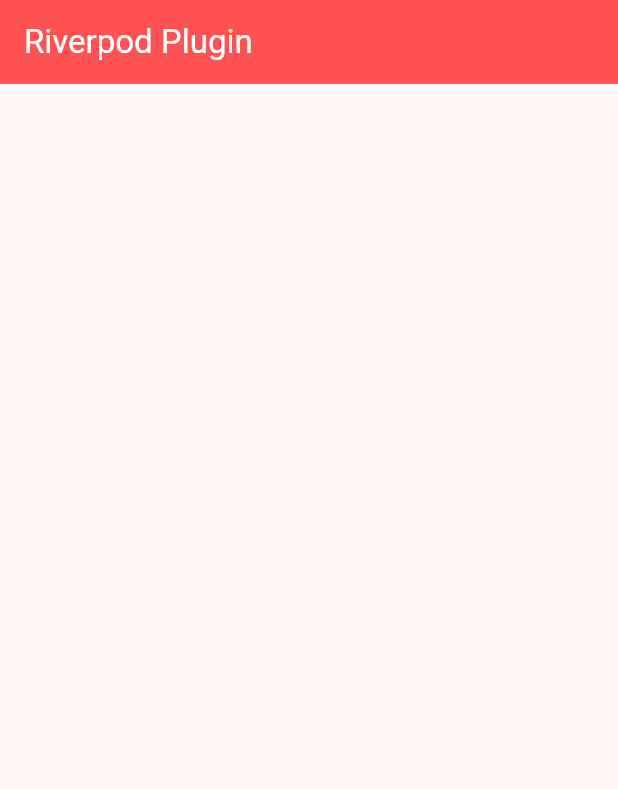
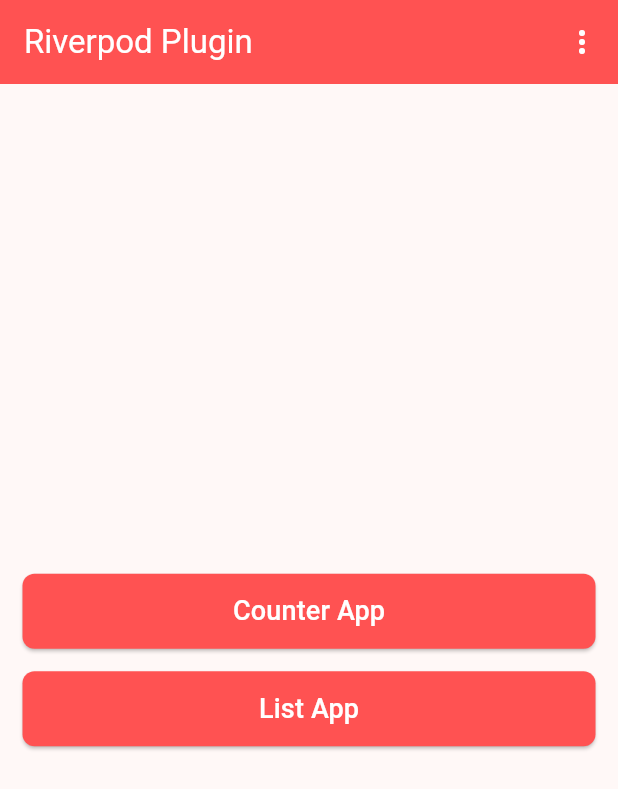
Before and after one commit to hassankhalid2239/riverpod_plugin, a Flutter app: the screen it shows after launch, on a phone screen of 412 x 824 dp. Shown: the top 789 px of the screen. Run offline on Flutter 3.47's test engine with Material 3 defaults, Android fonts, the phone set to English and light mode, and no system bars; our stand-ins replace flutter_riverpod, riverpod_annotation; generated files the repository leaves out were written again.

Commit message:
add ui screens

```diff
--- /dev/null
+++ b/lib/Providers/counter_provider.dart
@@ -0,0 +1,14 @@
+import 'package:riverpod_annotation/riverpod_annotation.dart';
+
+part 'counter_provider.g.dart';
+@riverpod
+
+class Counter extends _$Counter{
+  @override
+
+  int build()=>0;
+
+  void increment()=>state++;
+}
+
+// dart run build_runner watch --delete-conflicting-outputs
--- a/lib/home_screen.dart
+++ b/lib/home_screen.dart
@@ -1,15 +1,134 @@
 import 'package:flutter/material.dart';
+
+import 'counter_screen.dart';
+import 'favorite_screen.dart';
 
 class HomeScreen extends StatelessWidget {
   const HomeScreen({super.key});
 
   @override
   Widget build(BuildContext context) {
-    return  Scaffold(
+    return Scaffold(
       appBar: AppBar(
+        foregroundColor: Colors.white,
         backgroundColor: Colors.redAccent,
-        foregroundColor: Colors.white,
-        title: const Text('Riverpod Plugin'),
+        title: const Text(
+          'Riverpod Plugin',
+          style: TextStyle(color: Colors.white),
+        ),
+        actions: [
+          PopupMenuButton(
+            padding: EdgeInsets.zero,
+            tooltip: 'Light Theme',
+            shape:
+                RoundedRectangleBorder(borderRadius: BorderRadius.circular(12)),
+            position: PopupMenuPosition.under,
+            color: Colors.white,
+            icon: const Icon(
+              Icons.more_vert_rounded,
+              color: Colors.white,
+            ),
+            itemBuilder: (context) => [
+              PopupMenuItem(
+                value: ThemeMode.light,
+                child: Text(
+                  'Light Theme',
+                  style: TextStyle(
+                    color: true
+                        ? Colors.redAccent
+                        : Colors.black,
+                  ),
+                ),
+              ),
+              PopupMenuItem(
+                value: ThemeMode.dark,
+                child: Text(
+                  'Dark Theme',
+                  style: TextStyle(
+                    color: false
+                        ? Colors.redAccent
+                        : Colors.black,
+                  ),
+                ),
+              ),
+              PopupMenuItem(
+                value: ThemeMode.system,
+                child: Text(
+                  'System',
+                  style: TextStyle(
+                    color: false
+                        ? Colors.redAccent
+                        : Colors.black,
+                  ),
+                ),
+              ),
+            ],
+            onSelected: (value) {
+              // themeProvider.setTheme(value);
+            },
+          )
+        ],
+      ),
+      body: Center(
+        child: Padding(
+          padding: const EdgeInsets.symmetric(horizontal: 15),
+          child: Column(
+            mainAxisAlignment: MainAxisAlignment.center,
+            children: [
+              SizedBox(
+                width: double.infinity,
+                height: 50,
+                child: ElevatedButton(
+                  style: ButtonStyle(
+                      backgroundColor:
+                          const WidgetStatePropertyAll(Colors.redAccent),
+                      shape: WidgetStatePropertyAll(RoundedRectangleBorder(
+                          borderRadius: BorderRadius.circular(8)))),
+                  onPressed: () {
+                    Navigator.push(
+                        context,
+                        MaterialPageRoute(
+                            builder: (context) => const CounterScreen()));
+                  },
+                  child: const Text(
+                    'Counter App',
+                    style: TextStyle(
+                        color: Colors.white,
+                        fontWeight: FontWeight.w500,
+                        fontSize: 18),
+                  ),
+                ),
+              ),
+              const SizedBox(
+                height: 15,
+              ),
+              SizedBox(
+                width: double.infinity,
+                height: 50,
+                child: ElevatedButton(
+                  style: ButtonStyle(
+                      backgroundColor:
+                          const WidgetStatePropertyAll(Colors.redAccent),
+                      shape: WidgetStatePropertyAll(RoundedRectangleBorder(
+                          borderRadius: BorderRadius.circular(8)))),
+                  onPressed: () {
+                    Navigator.push(
+                        context,
+                        MaterialPageRoute(
+                            builder: (context) => const FavoriteScreen()));
+                  },
+                  child: const Text(
+                    'List App',
+                    style: TextStyle(
+                        color: Colors.white,
+                        fontWeight: FontWeight.w500,
+                        fontSize: 18),
+                  ),
+                ),
+              ),
+            ],
+          ),
+        ),
       ),
     );
   }
--- a/lib/main.dart
+++ b/lib/main.dart
@@ -1,9 +1,10 @@
 import 'package:flutter/material.dart';
+import 'package:flutter_riverpod/flutter_riverpod.dart';
 
 import 'home_screen.dart';
 
 void main() {
-  runApp(const MyApp());
+  runApp(const ProviderScope(child:  MyApp()));
 }
 
 class MyApp extends StatelessWidget {
--- a/pubspec.yaml
+++ b/pubspec.yaml
@@ -39,17 +39,16 @@
   riverpod_annotation: ^2.3.5
 
 dev_dependencies:
+  build_runner: ^2.4.11
   flutter_test:
     sdk: flutter
+  riverpod_generator: ^2.4.0
 
   # The "flutter_lints" package below contains a set of recommended lints to
   # encourage good coding practices. The lint set provided by the package is
   # activated in the `analysis_options.yaml` file located at the root of your
   # package. See that file for information about deactivating specific lint
   # rules and activating additional ones.
-  flutter_lints: ^3.0.0
-  riverpod_generator: ^2.4.0
-  build_runner: ^2.4.11
 
 # For information on the generic Dart part of this file, see the
 # following page: https://dart.dev/tools/pub/pubspec
```
Also changed, not shown: lib/counter_screen.dart (added, +47 -0 lines), lib/data.dart (added, +83 -0 lines), lib/favorite_screen.dart (added, +82 -0 lines), lib/Providers/counter_provider.g.dart (added), pubspec.lock.
